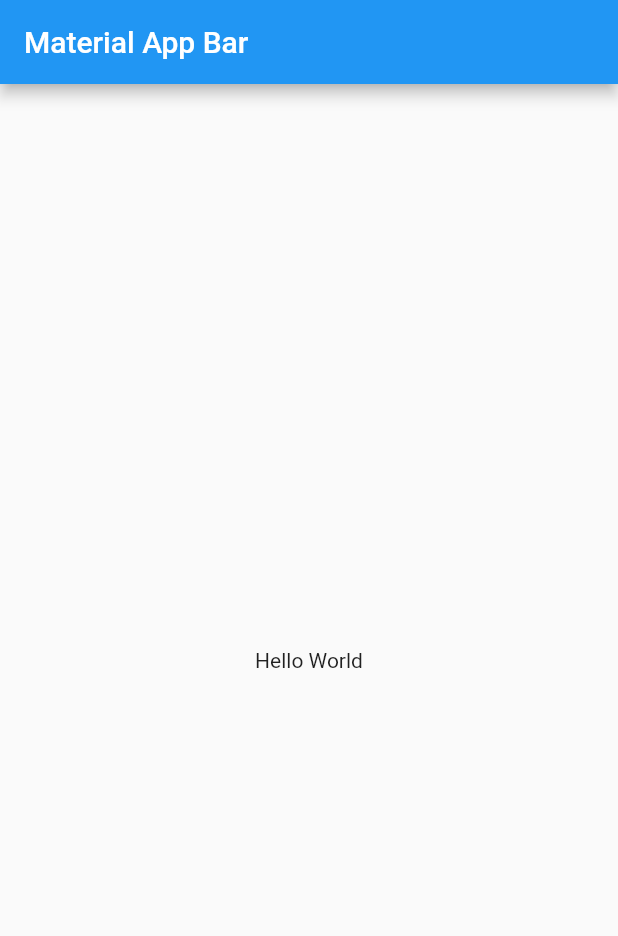
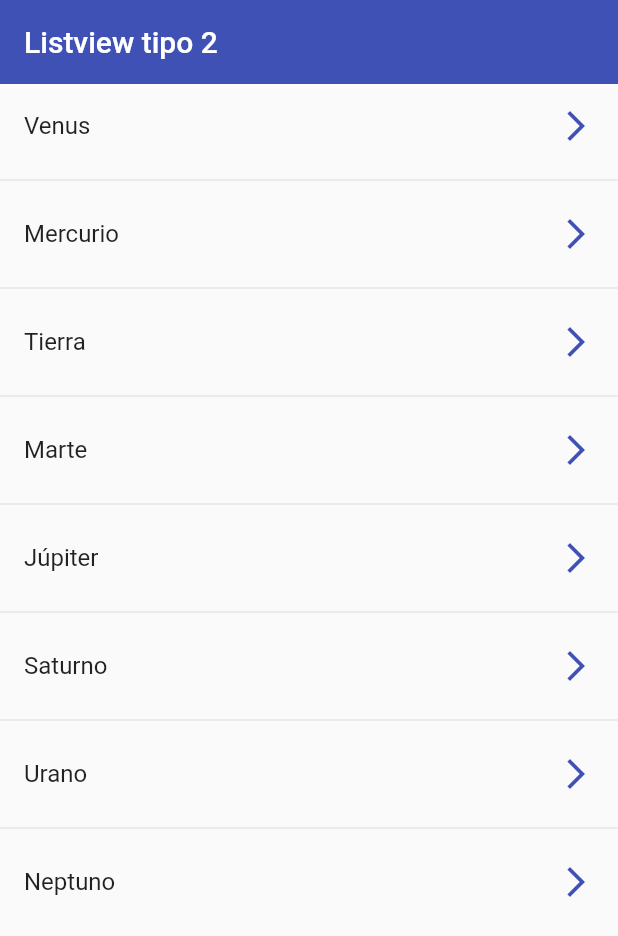
Before and after one commit to alejandrolgarcia/flutter-components, a Flutter app: the screen it shows after launch, on a phone screen of 412 x 824 dp. Shown: the top 936 px of the screen. Run offline on Flutter 3.47's test engine with Material 2 defaults, Android fonts, the phone set to English and light mode, and no system bars.

Commit message:
Listview

```diff
--- a/lib/main.dart
+++ b/lib/main.dart
@@ -1,4 +1,7 @@
 import 'package:flutter/material.dart';
+
+// import 'package:flutter_components/screens/listview1_screen.dart';
+import 'package:flutter_components/screens/listview2_screen.dart';
 
 void main() => runApp(const MyApp());
 
@@ -8,17 +11,10 @@ class MyApp extends StatelessWidget {
 
     @override
     Widget build(BuildContext context) {
-        return MaterialApp(
+        return const MaterialApp(
             debugShowCheckedModeBanner: false,
             title: 'Material App',
-            home: Scaffold(
-                appBar: AppBar(
-                    title: const Text('Material App Bar'),
-                ),
-                body: const Center(
-                    child: Text('Hello World'),
-                ),
-            ),
+            home: Listview2Screen()
         );
     }
 }
--- /dev/null
+++ b/lib/screens/listview2_screen.dart
@@ -0,0 +1,36 @@
+import 'package:flutter/material.dart';
+
+class Listview2Screen extends StatelessWidget {
+
+    final options = const['Venus', 'Mercurio', 'Tierra', 'Marte', 'Júpiter', 'Saturno', 'Urano', 'Neptuno'];
+
+    const Listview2Screen({Key? key}) : super(key: key);
+
+    @override
+    Widget build(BuildContext context) {
+        return Scaffold(
+
+            appBar: AppBar(
+                title: const Text('Listview tipo 2'),
+                elevation: 0,
+                backgroundColor: Colors.indigo,
+            ),
+
+            body: ListView.separated(
+                itemCount: options.length,
+                itemBuilder:(context, index) => planetas(options[index]),
+                separatorBuilder:(_, __) => const Divider(),
+            ),
+
+        );
+    }
+}
+
+planetas(String planeta) {
+    return ListTile(
+        // leading: const Icon( Icons.list_outlined ),
+        title: Text(planeta),
+        trailing: const Icon(Icons.arrow_forward_ios_outlined, color: Colors.indigo),
+        onTap: (){},
+    );
+}
```
Also changed, not shown: lib/screens/listview1_screen.dart (added, +43 -0 lines).
